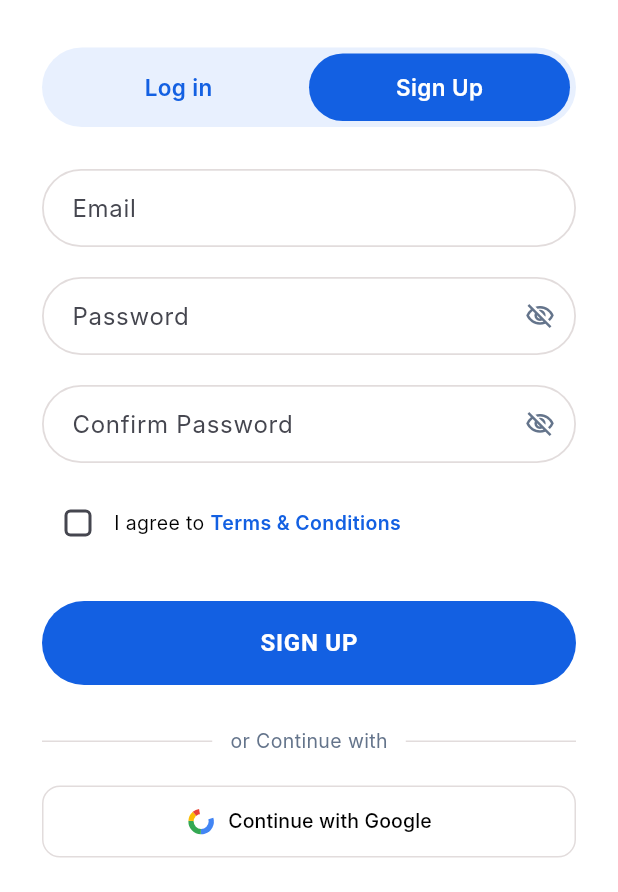
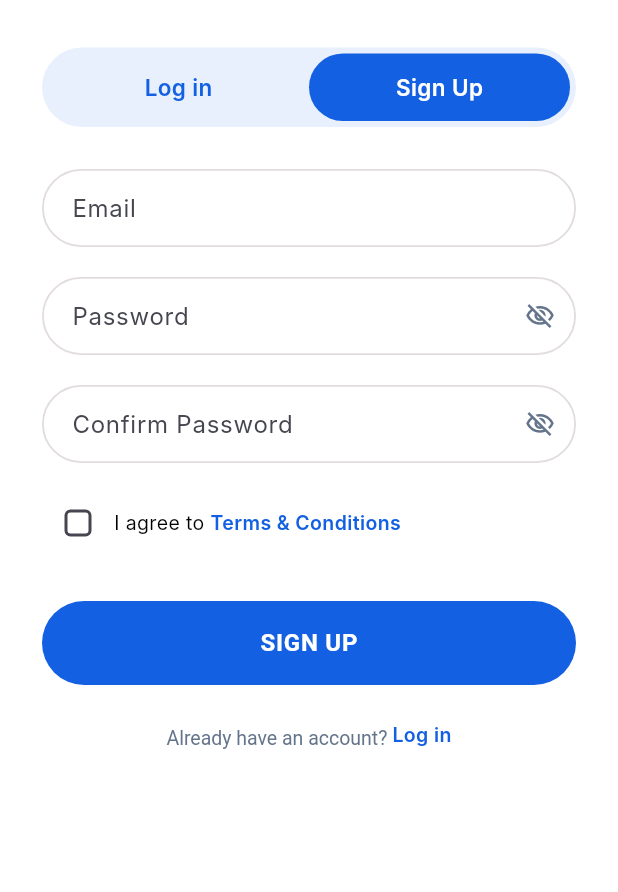
Before and after one commit to rabia5727/Cognify, a Flutter app: the screen it shows after launch, after a tap on "Sign Up", on a phone screen of 412 x 824 dp, the part 344-1236 px from its top. Run offline on Flutter 3.47's test engine with Material 3 defaults, Android fonts, the light colour scheme and no system bars; our stand-ins replace confetti, fl_chart, flutter_tts, google_sign_in, image_picker, shared_preferences and 1 more; missing offline and left inert: record; accounts and stored records are empty; Roboto replaces fonts that are missing (Inter).

Commit message:
feat: remove Google Sign-In UI from auth screen

```diff
--- a/frontend/lib/screens/auth/auth_screen.dart
+++ b/frontend/lib/screens/auth/auth_screen.dart
@@ -143,11 +143,9 @@ class _AuthScreenState extends State<AuthScreen>
           child: Column(
             crossAxisAlignment: CrossAxisAlignment.center,
             children: [
-              // Robot Icon - Centered
               // Robot Mascot - Centered with Animation
               Padding(
-                padding: const EdgeInsets.only(
-                    top: 20), // ✅ This pushes just the robot down
+                padding: const EdgeInsets.only(top: 20),
                 child: Center(
                   child: AnimatedSwitcher(
                     duration: const Duration(milliseconds: 400),
@@ -161,7 +159,7 @@ class _AuthScreenState extends State<AuthScreen>
                   ),
                 ),
               ),
-              const SizedBox(height: 24), // ✅ Keep this as is
+              const SizedBox(height: 24),
 
               // Welcome Text - Centered
               Center(
@@ -202,25 +200,6 @@ class _AuthScreenState extends State<AuthScreen>
                 onPressed: _handleSubmit,
                 isLoading: _isLoading,
               ),
-              const SizedBox(height: 28),
-
-              // Or Divider
-              const OrDivider(),
-              const SizedBox(height: 20),
-
-              // Google Button
-              Row(children: [
-                Expanded(
-                  child: SocialButton(
-                    label: 'Continue with Google',
-                    icon: SizedBox(
-                        width: 20,
-                        height: 20,
-                        child: CustomPaint(painter: _GoogleLogoPainter())),
-                    onPressed: _handleGoogleSignIn,
-                  ),
-                )
-              ]),
               const SizedBox(height: 24),
 
               // Toggle Login/Signup
@@ -261,7 +240,6 @@ class _AuthScreenState extends State<AuthScreen>
   Widget _buildLoginForm() {
     return Form(
       key: _loginFormKey,
-
       child: Column(
         crossAxisAlignment: CrossAxisAlignment.stretch,
         children: [
@@ -554,68 +532,6 @@ class _AuthScreenState extends State<AuthScreen>
       ),
     );
   }
-
-  Future<void> _handleGoogleSignIn() async {
-    setState(() => _isLoading = true);
-
-    final result = await GoogleAuthService.signIn();
-
-    if (!mounted) return;
-    setState(() => _isLoading = false);
-
-    if (result.isSuccess && result.data != null) {
-      final userResult = await ApiService.getMe();
-      if (!mounted) return;
-
-      final user = UserModel(
-        id: userResult.data?.id ?? '',
-        name: userResult.data?.name ?? '',
-        email: userResult.data?.email ?? '',
-      );
-
-      final token = result.data?.accessToken ?? '';
-      Provider.of<AuthProvider>(context, listen: false)
-          .onLoginSuccess(user, token);
-    } else {
-      if (!mounted) return;
-      ScaffoldMessenger.of(context).clearSnackBars();
-      ScaffoldMessenger.of(context).showSnackBar(
-        SnackBar(
-          content: Text(result.error ?? 'Google sign in failed'),
-          backgroundColor: Colors.red,
-        ),
-      );
-    }
-  }
-}
-
-class _GoogleLogoPainter extends CustomPainter {
-  @override
-  void paint(Canvas canvas, Size size) {
-    final paint = Paint()..style = PaintingStyle.fill;
-    final cx = size.width / 2;
-    final cy = size.height / 2;
-    final r = size.width / 2;
-    paint.color = Colors.white;
-    canvas.drawCircle(Offset(cx, cy), r, paint);
-    paint.color = const Color(0xFF4285F4);
-    canvas.drawArc(Rect.fromCircle(center: Offset(cx, cy), radius: r * 0.85),
-        -0.3, 1.9, true, paint);
-    paint.color = const Color(0xFF34A853);
-    canvas.drawArc(Rect.fromCircle(center: Offset(cx, cy), radius: r * 0.85),
-        1.6, 1.6, true, paint);
-    paint.color = const Color(0xFFFBBC05);
-    canvas.drawArc(Rect.fromCircle(center: Offset(cx, cy), radius: r * 0.85),
-        3.2, 0.8, true, paint);
-    paint.color = const Color(0xFFEA4335);
-    canvas.drawArc(Rect.fromCircle(center: Offset(cx, cy), radius: r * 0.85),
-        4.0, 0.55, true, paint);
-    paint.color = Colors.white;
-    canvas.drawCircle(Offset(cx, cy), r * 0.5, paint);
-  }
-
-  @override
-  bool shouldRepaint(_) => false;
 }
 
 class _TermsSection extends StatelessWidget {
```
